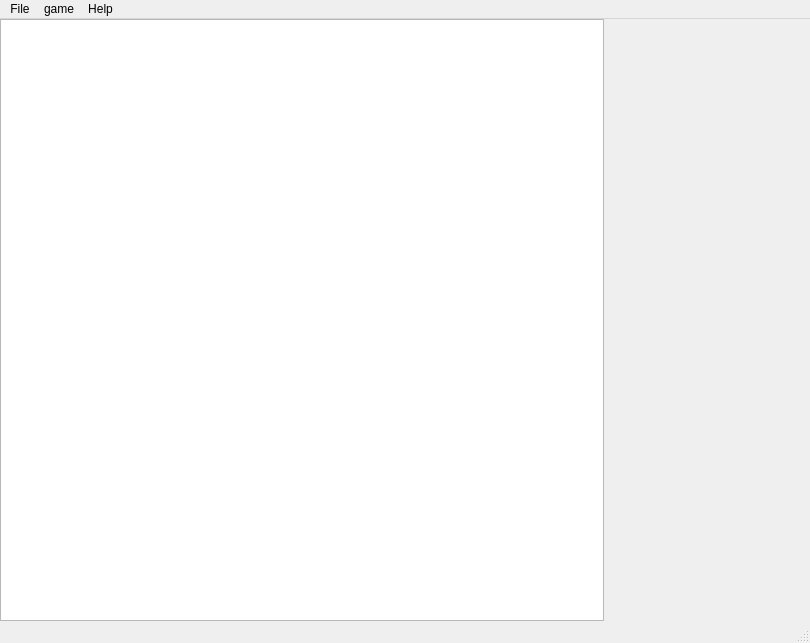
Before: the Qt Designer form forms/mainwindow.ui in anat/gomhokuto-de-cuisine, drawn with Qt 5.
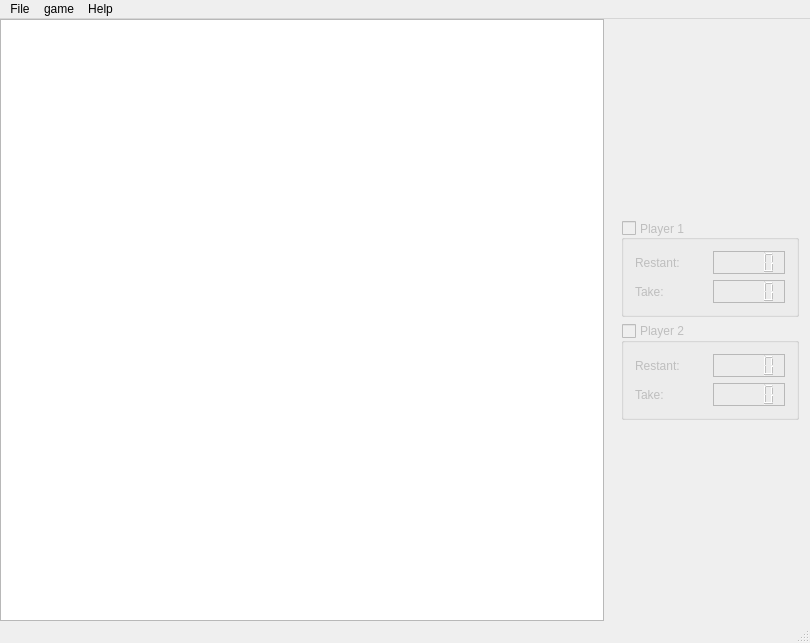
After: the same form once the commit is applied.

```diff
--- a/forms/mainwindow.ui
+++ b/forms/mainwindow.ui
@@ -80,6 +80,185 @@
       </layout>
      </widget>
     </item>
+    <item row="0" column="1">
+     <widget class="QWidget" name="WInfo" native="true">
+      <property name="minimumSize">
+       <size>
+        <width>200</width>
+        <height>0</height>
+       </size>
+      </property>
+      <property name="maximumSize">
+       <size>
+        <width>200</width>
+        <height>16777215</height>
+       </size>
+      </property>
+      <layout class="QVBoxLayout" name="verticalLayout_3">
+       <item>
+        <spacer name="verticalSpacer">
+         <property name="orientation">
+          <enum>Qt::Vertical</enum>
+         </property>
+         <property name="sizeHint" stdset="0">
+          <size>
+           <width>20</width>
+           <height>160</height>
+          </size>
+         </property>
+        </spacer>
+       </item>
+       <item>
+        <widget class="QGroupBox" name="Player1box">
+         <property name="enabled">
+          <bool>false</bool>
+         </property>
+         <property name="title">
+          <string>Player 1</string>
+         </property>
+         <property name="alignment">
+          <set>Qt::AlignLeading|Qt::AlignLeft|Qt::AlignVCenter</set>
+         </property>
+         <property name="checkable">
+          <bool>true</bool>
+         </property>
+         <property name="checked">
+          <bool>false</bool>
+         </property>
+         <layout class="QVBoxLayout" name="verticalLayout">
+          <item>
+           <layout class="QHBoxLayout" name="horizontalLayout">
+            <item>
+             <widget class="QLabel" name="label">
+              <property name="text">
+               <string>Restant:</string>
+              </property>
+             </widget>
+            </item>
+            <item>
+             <widget class="QLCDNumber" name="RestantP1">
+              <property name="frameShape">
+               <enum>QFrame::StyledPanel</enum>
+              </property>
+              <property name="frameShadow">
+               <enum>QFrame::Raised</enum>
+              </property>
+              <property name="smallDecimalPoint">
+               <bool>false</bool>
+              </property>
+             </widget>
+            </item>
+           </layout>
+          </item>
+          <item>
+           <layout class="QHBoxLayout" name="horizontalLayout_3">
+            <item>
+             <widget class="QLabel" name="Label_1">
+              <property name="text">
+               <string>Take:</string>
+              </property>
+             </widget>
+            </item>
+            <item>
+             <widget class="QLCDNumber" name="TakeP1">
+              <property name="frameShape">
+               <enum>QFrame::StyledPanel</enum>
+              </property>
+              <property name="frameShadow">
+               <enum>QFrame::Raised</enum>
+              </property>
+              <property name="smallDecimalPoint">
+               <bool>false</bool>
+              </property>
+             </widget>
+            </item>
+           </layout>
+          </item>
+         </layout>
+        </widget>
+       </item>
+       <item>
+        <widget class="QGroupBox" name="Player2box">
+         <property name="enabled">
+          <bool>false</bool>
+         </property>
+         <property name="title">
+          <string>Player 2</string>
+         </property>
+         <property name="checkable">
+          <bool>true</bool>
+         </property>
+         <property name="checked">
+          <bool>false</bool>
+         </property>
+         <layout class="QVBoxLayout" name="verticalLayout_2">
+          <item>
+           <layout class="QHBoxLayout" name="horizontalLayout_2">
+            <item>
+             <widget class="QLabel" name="label_2">
+              <property name="text">
+               <string>Restant:</string>
+              </property>
+             </widget>
+            </item>
+            <item>
+             <widget class="QLCDNumber" name="RestantP2">
+              <property name="frameShape">
+               <enum>QFrame::StyledPanel</enum>
+              </property>
+              <property name="frameShadow">
+               <enum>QFrame::Raised</enum>
+              </property>
+              <property name="smallDecimalPoint">
+               <bool>false</bool>
+              </property>
+             </widget>
+            </item>
+           </layout>
+          </item>
+          <item>
+           <layout class="QHBoxLayout" name="horizontalLayout_4">
+            <item>
+             <widget class="QLabel" name="Label_2">
+              <property name="text">
+               <string>Take:</string>
+              </property>
+             </widget>
+            </item>
+            <item>
+             <widget class="QLCDNumber" name="TakeP2">
+              <property name="frameShape">
+               <enum>QFrame::StyledPanel</enum>
+              </property>
+              <property name="frameShadow">
+               <enum>QFrame::Raised</enum>
+              </property>
+              <property name="smallDecimalPoint">
+               <bool>false</bool>
+              </property>
+             </widget>
+            </item>
+           </layout>
+          </item>
+         </layout>
+        </widget>
+       </item>
+       <item>
+        <spacer name="verticalSpacer_2">
+         <property name="orientation">
+          <enum>Qt::Vertical</enum>
+         </property>
+         <property name="sizeHint" stdset="0">
+          <size>
+           <width>20</width>
+           <height>160</height>
+          </size>
+         </property>
+        </spacer>
+       </item>
+      </layout>
+     </widget>
+    </item>
    </layout>
   </widget>
   <widget class="QMenuBar" name="menuBar">
```
Left out of the diff: 16 changed lines with no effect on the pictures.
